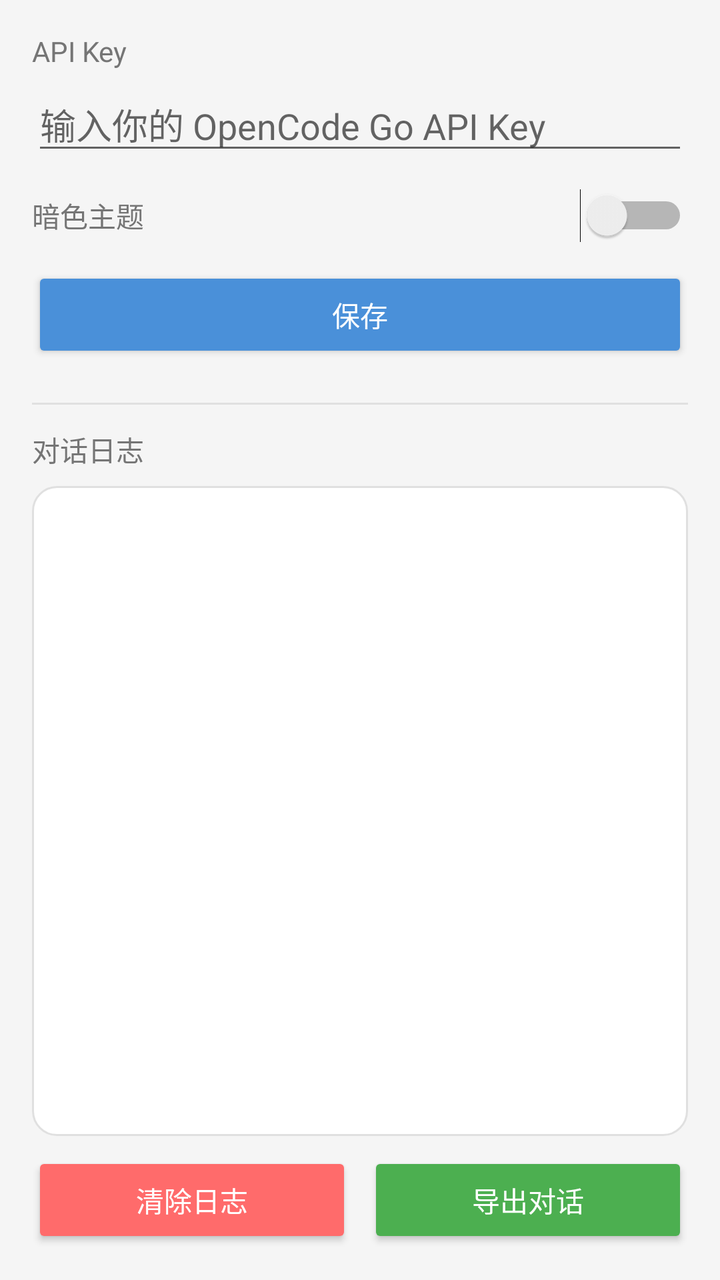
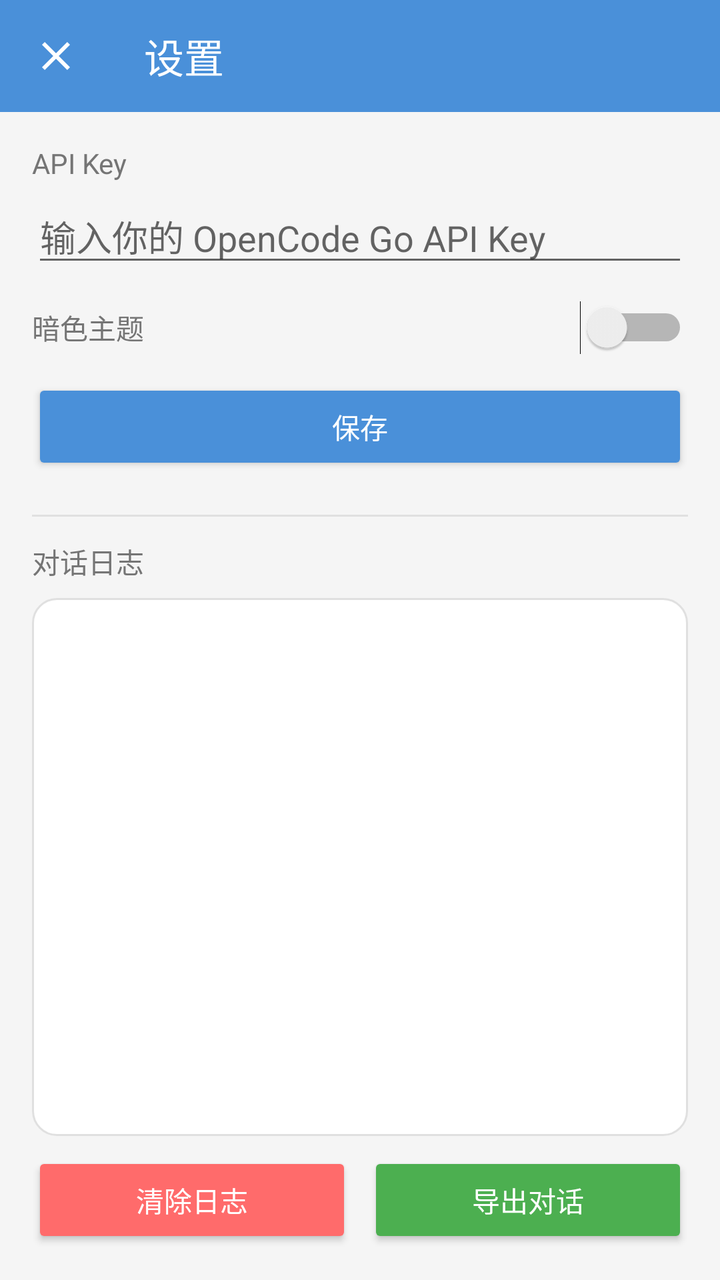

Before-and-after screenshots of an Android layout around one commit, followed by the original layout XML and the change that was made.
<!-- AndroidManifest.xml: application theme Theme.SimpleAI -->
<!-- res/layout/activity_settings.xml -->
<?xml version="1.0" encoding="utf-8"?>
<LinearLayout xmlns:android="http://schemas.android.com/apk/res/android"
    android:layout_width="match_parent"
    android:layout_height="match_parent"
    android:orientation="vertical"
    android:padding="16dp">

    <TextView
        android:layout_width="wrap_content"
        android:layout_height="wrap_content"
        android:text="API Key"
        android:textSize="14sp"
        android:textColor="@color/text_secondary" />

    <EditText
        android:id="@+id/edit_api_key"
        android:layout_width="match_parent"
        android:layout_height="wrap_content"
        android:layout_marginTop="4dp"
        android:hint="输入你的 OpenCode Go API Key"
        android:inputType="textPassword"
        android:singleLine="true" />

    <LinearLayout
        android:layout_width="match_parent"
        android:layout_height="wrap_content"
        android:layout_marginTop="12dp"
        android:gravity="center_vertical"
        android:orientation="horizontal">

        <TextView
            android:layout_width="0dp"
            android:layout_height="wrap_content"
            android:layout_weight="1"
            android:text="暗色主题"
            android:textColor="@color/text_secondary"
            android:textSize="14sp" />

        <Switch
            android:id="@+id/switch_dark"
            android:layout_width="wrap_content"
            android:layout_height="wrap_content" />
    </LinearLayout>

    <Button
        android:id="@+id/btn_save"
        android:layout_width="match_parent"
        android:layout_height="wrap_content"
        android:layout_marginTop="12dp"
        android:backgroundTint="@color/primary"
        android:text="保存"
        android:textColor="@android:color/white" />

    <View
        android:layout_width="match_parent"
        android:layout_height="1dp"
        android:layout_marginTop="20dp"
        android:background="@color/divider" />

    <TextView
        android:layout_width="wrap_content"
        android:layout_height="wrap_content"
        android:layout_marginTop="12dp"
        android:text="对话日志"
        android:textSize="14sp"
        android:textColor="@color/text_secondary" />

    <ScrollView
        android:layout_width="match_parent"
        android:layout_height="0dp"
        android:layout_weight="1"
        android:layout_marginTop="8dp"
        android:background="@drawable/bg_ai_message"
        android:padding="8dp">

        <TextView
            android:id="@+id/text_log"
            android:layout_width="match_parent"
            android:layout_height="wrap_content"
            android:fontFamily="monospace"
            android:textColor="@color/text_primary"
            android:textSize="12sp" />
    </ScrollView>

    <LinearLayout
        android:layout_width="match_parent"
        android:layout_height="wrap_content"
        android:layout_marginTop="8dp"
        android:orientation="horizontal">

        <Button
            android:id="@+id/btn_clear_log"
            android:layout_width="0dp"
            android:layout_height="wrap_content"
            android:layout_weight="1"
            android:backgroundTint="#FF6B6B"
            android:text="清除日志"
            android:textColor="@android:color/white" />

        <Button
            android:id="@+id/btn_export"
            android:layout_width="0dp"
            android:layout_height="wrap_content"
            android:layout_weight="1"
            android:layout_marginStart="8dp"
            android:backgroundTint="#4CAF50"
            android:text="导出对话"
            android:textColor="@android:color/white" />
    </LinearLayout>

</LinearLayout>
<!-- resources referenced by this layout -->
<resources>
  <color name="divider">#E0E0E0</color>
  <color name="primary">#4A90D9</color>
  <color name="text_primary">#212121</color>
  <color name="text_secondary">#757575</color>
  <!-- drawable bg_ai_message (drawable) -->
  <?xml version="1.0" encoding="utf-8"?>
  <shape xmlns:android="http://schemas.android.com/apk/res/android"
      android:shape="rectangle">
      <corners android:radius="12dp" />
      <solid android:color="@color/bg_ai_msg" />
      <stroke
          android:width="1dp"
          android:color="@color/divider" />
  </shape>
  <style name="Theme.SimpleAI" parent="Theme.AppCompat.DayNight.NoActionBar">
          <item name="colorPrimary">@color/primary</item>
          <item name="colorPrimaryDark">@color/primary_dark</item>
          <item name="colorAccent">@color/accent</item>
          <item name="android:windowBackground">@color/bg_chat</item>
      </style>
  <color name="bg_ai_msg">#FFFFFF</color>
  <color name="primary_dark">#3A7BC8</color>
  <color name="accent">#FF6B6B</color>
  <color name="bg_chat">#F5F5F5</color>
</resources>

<!-- the commit's change to res/layout/activity_settings.xml (unified diff, before → after) -->
@@ -1,9 +1,25 @@
 <?xml version="1.0" encoding="utf-8"?>
 <LinearLayout xmlns:android="http://schemas.android.com/apk/res/android"
+    xmlns:app="http://schemas.android.com/apk/res-auto"
     android:layout_width="match_parent"
     android:layout_height="match_parent"
-    android:orientation="vertical"
-    android:padding="16dp">
+    android:orientation="vertical">
+
+    <androidx.appcompat.widget.Toolbar
+        android:id="@+id/toolbar"
+        android:layout_width="match_parent"
+        android:layout_height="?attr/actionBarSize"
+        android:background="@color/primary"
+        app:theme="@style/ToolbarTheme"
+        app:title="设置"
+        app:titleTextColor="@android:color/white"
+        app:navigationIcon="@drawable/ic_close" />
+
+    <LinearLayout
+        android:layout_width="match_parent"
+        android:layout_height="match_parent"
+        android:orientation="vertical"
+        android:padding="16dp">
 
     <TextView
         android:layout_width="wrap_content"
@@ -108,4 +124,6 @@
             android:textColor="@android:color/white" />
     </LinearLayout>
 
+    </LinearLayout>
+
 </LinearLayout>
<!-- resource entries referenced after the edit -->
@@ -14,6 +14,20 @@
           android:width="1dp"
           android:color="@color/divider" />
   </shape>
+  <!-- drawable ic_close (drawable) -->
+  <?xml version="1.0" encoding="utf-8"?>
+  <vector xmlns:android="http://schemas.android.com/apk/res/android"
+      android:width="24dp"
+      android:height="24dp"
+      android:viewportWidth="24"
+      android:viewportHeight="24">
+      <path
+          android:fillColor="#FFFFFF"
+          android:pathData="M19,6.41L17.59,5 12,10.59 6.41,5 5,6.41 10.59,12 5,17.59 6.41,19 12,13.41 17.59,19 19,17.59 13.41,12z" />
+  </vector>
+  <style name="ToolbarTheme" parent="ThemeOverlay.AppCompat.Dark.ActionBar">
+          <item name="android:background">@color/primary</item>
+      </style>
   <style name="Theme.SimpleAI" parent="Theme.AppCompat.DayNight.NoActionBar">
           <item name="colorPrimary">@color/primary</item>
           <item name="colorPrimaryDark">@color/primary_dark</item>
